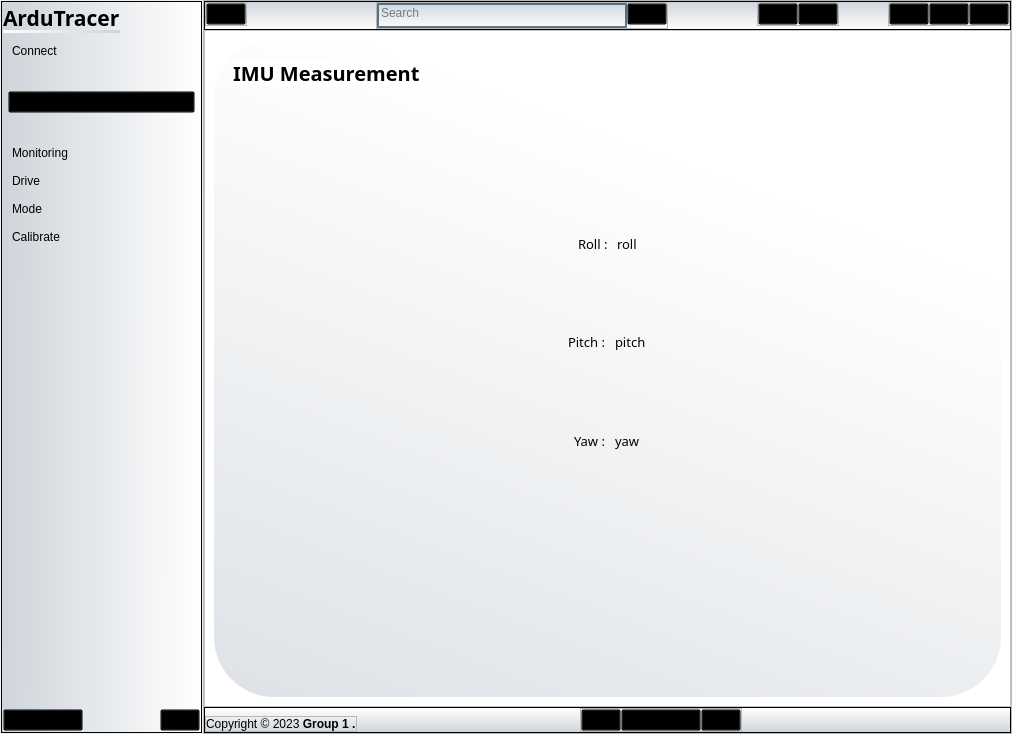
Old version of the form coba.ui in the repository tegarRTI24/LineTracerKelompok1MKB_45_53.
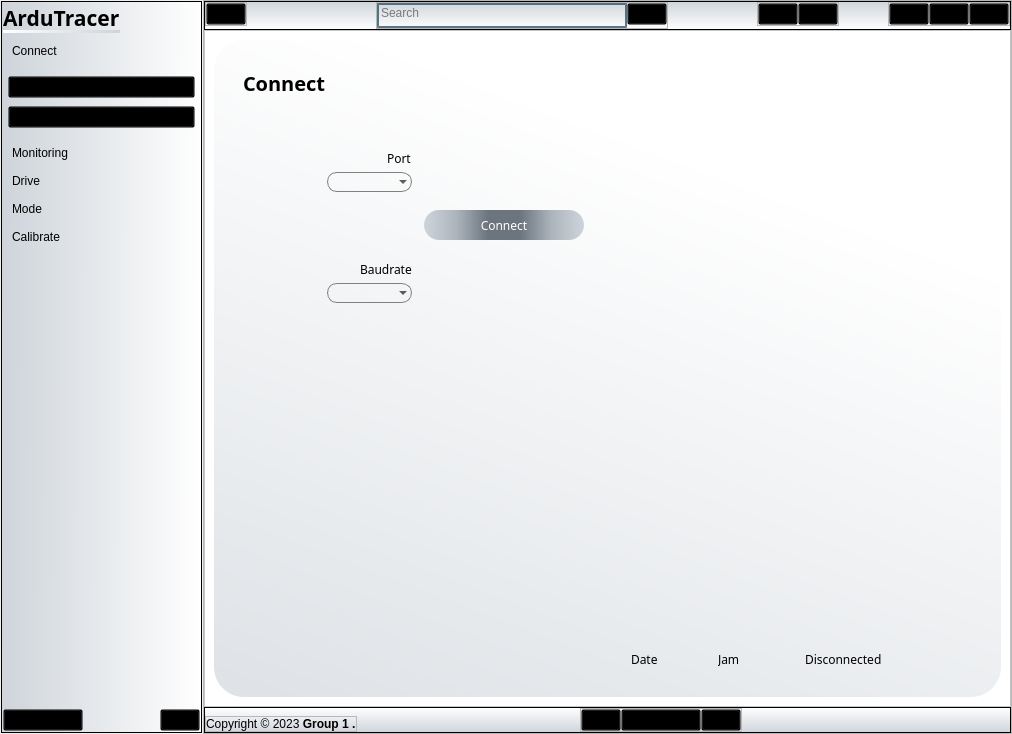
New version of the form. The open tabs and pages were chosen to show the change. Icons and pictures are not drawn.

The edit to the form file:
```diff
--- a/coba.ui
+++ b/coba.ui
@@ -271,6 +271,27 @@
                   <property name="bottomMargin">
                    <number>0</number>
                   </property>
+                  <item>
+                   <widget class="QPushButton" name="cable">
+                    <property name="styleSheet">
+                     <string notr="true">#cable{
+background-color:rgba(0,0,0,0);
+}
+
+#cable:hover{
+background-color:rgba(0,0,0,10);
+border-radius:14px;
+}</string>
+                    </property>
+                    <property name="text">
+                     <string>Cable</string>
+                    </property>
+                    <property name="icon">
+                     <iconset resource="res.qrc">
+                      <normaloff>:/icon/Icon/cable-svgrepo-com.svg</normaloff>:/icon/Icon/cable-svgrepo-com.svg</iconset>
+                    </property>
+                   </widget>
+                  </item>
                   <item>
                    <widget class="QPushButton" name="wireless">
                     <property name="cursor">
@@ -966,7 +987,7 @@
            <item>
             <widget class="QStackedWidget" name="stackedWidget">
              <property name="currentIndex">
-              <number>12</number>
+              <number>14</number>
              </property>
              <widget class="QWidget" name="Home">
               <layout class="QHBoxLayout" name="horizontalLayout_11">
@@ -7294,6 +7315,458 @@
                </item>
               </layout>
              </widget>
+             <widget class="QWidget" name="cable_page">
+              <layout class="QHBoxLayout" name="horizontalLayout_97">
+               <item>
+                <widget class="QFrame" name="frame_48">
+                 <property name="styleSheet">
+                  <string notr="true">#frame_48{
+background-color: qlineargradient(spread:pad, x1:0, y1:1, x2:0.413, y2:0.0908638, stop:0 #dee2e6, stop:1 #ffffff);
+border-radius:30px;
+}
+
+#frame_149,#frame_150,#frame_157,#frame_151,#frame_152,#frame_155,#frame_156,#frame_158,#frame_159,#frame_160,#frame_154,#frame_153,#label_16,#label_48,#label_49,#label_15,#cablecom,#baudatecable,#Jamcable,#datecable,#disconnecable{
+background-color:rgba(0,0,0,0);
+}</string>
+                 </property>
+                 <property name="frameShape">
+                  <enum>QFrame::StyledPanel</enum>
+                 </property>
+                 <property name="frameShadow">
+                  <enum>QFrame::Raised</enum>
+                 </property>
+                 <layout class="QHBoxLayout" name="horizontalLayout_98">
+                  <item>
+                   <widget class="QFrame" name="frame_149">
+                    <property name="sizePolicy">
+                     <sizepolicy hsizetype="Expanding" vsizetype="Preferred">
+                      <horstretch>0</horstretch>
+                      <verstretch>0</verstretch>
+                     </sizepolicy>
+                    </property>
+                    <property name="frameShape">
+                     <enum>QFrame::StyledPanel</enum>
+                    </property>
+                    <property name="frameShadow">
+                     <enum>QFrame::Raised</enum>
+                    </property>
+                    <layout class="QVBoxLayout" name="verticalLayout_70">
+                     <property name="bottomMargin">
+                      <number>350</number>
+                     </property>
+                     <item alignment="Qt::AlignLeft|Qt::AlignTop">
+                      <widget class="QFrame" name="frame_151">
+                       <property name="frameShape">
+                        <enum>QFrame::StyledPanel</enum>
+                       </property>
+                       <property name="frameShadow">
+                        <enum>QFrame::Raised</enum>
+                       </property>
+                       <layout class="QHBoxLayout" name="horizontalLayout_100">
+                        <item>
+                         <widget class="QLabel" name="label_16">
+                          <property name="font">
+                           <font>
+                            <family>BankGothic Md BT</family>
+                            <pointsize>15</pointsize>
+                            <weight>75</weight>
+                            <bold>true</bold>
+                           </font>
+                          </property>
+                          <property name="text">
+                           <string>Connect</string>
+                          </property>
+                         </widget>
+                        </item>
+                       </layout>
+                      </widget>
+                     </item>
+                     <item>
+                      <widget class="QFrame" name="frame_152">
+                       <property name="sizePolicy">
+                        <sizepolicy hsizetype="Preferred" vsizetype="Expanding">
+                         <horstretch>0</horstretch>
+                         <verstretch>0</verstretch>
+                        </sizepolicy>
+                       </property>
+                       <property name="frameShape">
+                        <enum>QFrame::StyledPanel</enum>
+                       </property>
+                       <property name="frameShadow">
+                        <enum>QFrame::Raised</enum>
+                       </property>
+                       <layout class="QHBoxLayout" name="horizontalLayout_101">
+                        <property name="spacing">
+                         <number>0</number>
+                        </property>
+                        <property name="leftMargin">
+                         <number>0</number>
+                        </property>
+                        <property name="topMargin">
+                         <number>0</number>
+                        </property>
+                        <property name="rightMargin">
+                         <number>0</number>
+                        </property>
+                        <property name="bottomMargin">
+                         <number>0</number>
+                        </property>
+                        <item>
+                         <widget class="QFrame" name="frame_156">
+                          <property name="frameShape">
+                           <enum>QFrame::StyledPanel</enum>
+                          </property>
+                          <property name="frameShadow">
+                           <enum>QFrame::Raised</enum>
+                          </property>
+                          <layout class="QVBoxLayout" name="verticalLayout_71">
+                           <property name="spacing">
+                            <number>3</number>
+                           </property>
+                           <property name="leftMargin">
+                            <number>0</number>
+                           </property>
+                           <property name="topMargin">
+                            <number>0</number>
+                           </property>
+                           <property name="rightMargin">
+                            <number>0</number>
+                           </property>
+                           <property name="bottomMargin">
+                            <number>0</number>
+                           </property>
+                           <item alignment="Qt::AlignRight|Qt::AlignBottom">
+                            <widget class="QFrame" name="frame_157">
+                             <property name="frameShape">
+                              <enum>QFrame::StyledPanel</enum>
+                             </property>
+                             <property name="frameShadow">
+                              <enum>QFrame::Raised</enum>
+                             </property>
+                             <layout class="QHBoxLayout" name="horizontalLayout_102">
+                              <property name="spacing">
+                               <number>0</number>
+                              </property>
+                              <property name="leftMargin">
+                               <number>0</number>
+                              </property>
+                              <property name="topMargin">
+                               <number>0</number>
+                              </property>
+                              <property name="rightMargin">
+                               <number>0</number>
+                              </property>
+                              <property name="bottomMargin">
+                               <number>0</number>
+                              </property>
+                              <item>
+                               <widget class="QLabel" name="label_48">
+                                <property name="font">
+                                 <font>
+                                  <family>BankGothic Md BT</family>
+                                 </font>
+                                </property>
+                                <property name="text">
+                                 <string>Port</string>
+                                </property>
+                               </widget>
+                              </item>
+                             </layout>
+                            </widget>
+                           </item>
+                           <item>
+                            <widget class="QFrame" name="frame_158">
+                             <property name="frameShape">
+                              <enum>QFrame::StyledPanel</enum>
+                             </property>
+                             <property name="frameShadow">
+                              <enum>QFrame::Raised</enum>
+                             </property>
+                             <layout class="QHBoxLayout" name="horizontalLayout_103">
+                              <property name="spacing">
+                               <number>0</number>
+                              </property>
+                              <property name="leftMargin">
+                               <number>0</number>
+                              </property>
+                              <property name="topMargin">
+                               <number>0</number>
+                              </property>
+                              <property name="rightMargin">
+                               <number>0</number>
+                              </property>
+                              <property name="bottomMargin">
+                               <number>0</number>
+                              </property>
+                              <item alignment="Qt::AlignRight|Qt::AlignTop">
+                               <widget class="QComboBox" name="cablecom">
+                                <property name="styleSheet">
+                                 <string notr="true">#cablecom:editable {
+    background: white;
+}
+
+#cablecom {
+    border: 1px solid gray;
+    border-radius: 10px;
+    padding: 1px 20px 1px 3px;
+    min-width: 6em;
+}</string>
+                                </property>
+                               </widget>
+                              </item>
+                             </layout>
+                            </widget>
+                           </item>
+                           <item>
+                            <widget class="QFrame" name="frame_159">
+                             <property name="frameShape">
+                              <enum>QFrame::StyledPanel</enum>
+                             </property>
+                             <property name="frameShadow">
+                              <enum>QFrame::Raised</enum>
+                             </property>
+                             <layout class="QHBoxLayout" name="horizontalLayout_104">
+                              <property name="spacing">
+                               <number>0</number>
+                              </property>
+                              <property name="leftMargin">
+                               <number>0</number>
+                              </property>
+                              <property name="topMargin">
+                               <number>0</number>
+                              </property>
+                              <property name="rightMargin">
+                               <number>0</number>
+                              </property>
+                              <property name="bottomMargin">
+                               <number>0</number>
+                              </property>
+                              <item alignment="Qt::AlignRight|Qt::AlignBottom">
+                               <widget class="QLabel" name="label_49">
+                                <property name="font">
+                                 <font>
+                                  <family>BankGothic Md BT</family>
+                                 </font>
+                                </property>
+                                <property name="text">
+                                 <string>Baudrate</string>
+                                </property>
+                               </widget>
+                              </item>
+                             </layout>
+                            </widget>
+                           </item>
+                           <item>
+                            <widget class="QFrame" name="frame_160">
+                             <property name="frameShape">
+                              <enum>QFrame::StyledPanel</enum>
+                             </property>
+                             <property name="frameShadow">
+                              <enum>QFrame::Raised</enum>
+                             </property>
+                             <layout class="QHBoxLayout" name="horizontalLayout_105">
+                              <property name="spacing">
+                               <number>0</number>
+                              </property>
+                              <property name="leftMargin">
+                               <number>0</number>
+                              </property>
+                              <property name="topMargin">
+                               <number>0</number>
+                              </property>
+                              <property name="rightMargin">
+                               <number>0</number>
+                              </property>
+                              <property name="bottomMargin">
+                               <number>0</number>
+                              </property>
+                              <item alignment="Qt::AlignRight|Qt::AlignTop">
+                               <widget class="QComboBox" name="baudatecable">
+                                <property name="styleSheet">
+                                 <string notr="true">#baudatecable:editable {
+    background: white;
+}
+
+#baudatecable {
+    border: 1px solid gray;
+    border-radius: 10px;
+    padding: 1px 20px 1px 3px;
+    min-width: 6em;
+}</string>
+                                </property>
+                               </widget>
+                              </item>
+                             </layout>
+                            </widget>
+                           </item>
+                          </layout>
+                         </widget>
+                        </item>
+                        <item>
+                         <widget class="QFrame" name="frame_155">
+                          <property name="frameShape">
+                           <enum>QFrame::StyledPanel</enum>
+                          </property>
+                          <property name="frameShadow">
+                           <enum>QFrame::Raised</enum>
+                          </property>
+                          <layout class="QVBoxLayout" name="verticalLayout_72">
+                           <item alignment="Qt::AlignVCenter">
+                            <widget class="QPushButton" name="Connect_cable">
+                             <property name="sizePolicy">
+                              <sizepolicy hsizetype="Minimum" vsizetype="Maximum">
+                               <horstretch>0</horstretch>
+                               <verstretch>0</verstretch>
+                              </sizepolicy>
+                             </property>
+                             <property name="minimumSize">
+                              <size>
+                               <width>0</width>
+                               <height>30</height>
+                              </size>
+                             </property>
+                             <property name="font">
+                              <font>
+                               <family>BankGothic Md BT</family>
+                              </font>
+                             </property>
+                             <property name="styleSheet">
+                              <string notr="true">QPushButton#Connect_cable{
+	background-color: qlineargradient(spread:pad, x1:0, y1:0, x2:1, y2:0, stop:0 #ced4da, stop:0.2 #adb5bd, stop:0.4 #6c757d, stop:0.6 #6c757d, stop:0.8 #adb5bd, stop:1 #ced4da);
+	color:rgba(255,255,255,255);
+	border-radius:15px;
+}
+
+QPushButton#Connect_cable:hover{
+	background-color: qlineargradient(spread:pad, x1:0, y1:0, x2:1, y2:0, stop:0 #ced4da, stop:0.1 #adb5bd, stop:0.2 #6c757d, stop:0.8 #6c757d, stop:0.9 #adb5bd, stop:1 #ced4da);
+}
+
+QPushButton#connectku:pressed{
+	background-color: qlineargradient(spread:pad, x1:0, y1:0, x2:1, y2:0, stop:0 #ced4da, stop:0.1 #adb5bd, stop:0.2 #6c757d, stop:0.8 #6c757d, stop:0.9 #adb5bd, stop:1 #ced4da);
+	padding-left:5px;
+	padding-top:5px;
+}</string>
+                             </property>
+                             <property name="text">
+                              <string>Connect</string>
+                             </property>
+                            </widget>
+                           </item>
+                          </layout>
+                         </widget>
+                        </item>
+                       </layout>
+                      </widget>
+                     </item>
+                    </layout>
+                   </widget>
+                  </item>
+                  <item>
+                   <widget class="QFrame" name="frame_150">
+                    <property name="sizePolicy">
+                     <sizepolicy hsizetype="Expanding" vsizetype="Preferred">
+                      <horstretch>0</horstretch>
+                      <verstretch>0</verstretch>
+                     </sizepolicy>
+                    </property>
+                    <property name="frameShape">
+                     <enum>QFrame::StyledPanel</enum>
+                    </property>
+                    <property name="frameShadow">
+                     <enum>QFrame::Raised</enum>
+                    </property>
+                    <layout class="QVBoxLayout" name="verticalLayout_69">
+                     <item>
+                      <widget class="QFrame" name="frame_153">
+                       <property name="sizePolicy">
+                        <sizepolicy hsizetype="Preferred" vsizetype="Expanding">
+                         <horstretch>0</horstretch>
+                         <verstretch>0</verstretch>
+                        </sizepolicy>
+                       </property>
+                       <property name="styleSheet">
+                        <string notr="true">border-image: url(:/image/Image/Rectangle_28-removebg-preview.png);</string>
+                       </property>
+                       <property name="frameShape">
+                        <enum>QFrame::StyledPanel</enum>
+                       </property>
+                       <property name="frameShadow">
+                        <enum>QFrame::Raised</enum>
+                       </property>
+                      </widget>
+                     </item>
+                     <item alignment="Qt::AlignBottom">
+                      <widget class="QFrame" name="frame_154">
+                       <property name="sizePolicy">
+                        <sizepolicy hsizetype="Preferred" vsizetype="Expanding">
+                         <horstretch>0</horstretch>
+                         <verstretch>0</verstretch>
+                        </sizepolicy>
+                       </property>
+                       <property name="frameShape">
+                        <enum>QFrame::StyledPanel</enum>
+                       </property>
+                       <property name="frameShadow">
+                        <enum>QFrame::Raised</enum>
+                       </property>
+                       <layout class="QHBoxLayout" name="horizontalLayout_99">
+                        <item>
+                         <widget class="QLabel" name="datecable">
+                          <property name="font">
+                           <font>
+                            <family>BankGothic Md BT</family>
+                           </font>
+                          </property>
+                          <property name="text">
+                           <string>Date</string>
+                          </property>
+                         </widget>
+                        </item>
+                        <item>
+                         <widget class="QLabel" name="Jamcable">
+                          <property name="font">
+                           <font>
+                            <family>BankGothic Md BT</family>
+                           </font>
+                          </property>
+                          <property name="text">
+                           <string>Jam</string>
+                          </property>
+                         </widget>
+                        </item>
+                        <item>
+                         <widget class="QLabel" name="disconnecable">
+                          <property name="font">
+                           <font>
+                            <family>BankGothic Md BT</family>
+                           </font>
+                          </property>
+                          <property name="text">
+                           <string>Disconnected</string>
+                          </property>
+                         </widget>
+                        </item>
+                        <item>
+                         <widget class="QLabel" name="label_15">
+                          <property name="text">
+                           <string/>
+                          </property>
+                          <property name="pixmap">
+                           <pixmap resource="res.qrc">:/icon/Icon/mdi_connection.png</pixmap>
+                          </property>
+                         </widget>
+                        </item>
+                       </layout>
+                      </widget>
+                     </item>
+                    </layout>
+                   </widget>
+                  </item>
+                 </layout>
+                </widget>
+               </item>
+              </layout>
+             </widget>
             </widget>
            </item>
           </layout>
```
Left out of the diff: 8 changed lines with no effect on the pictures.
